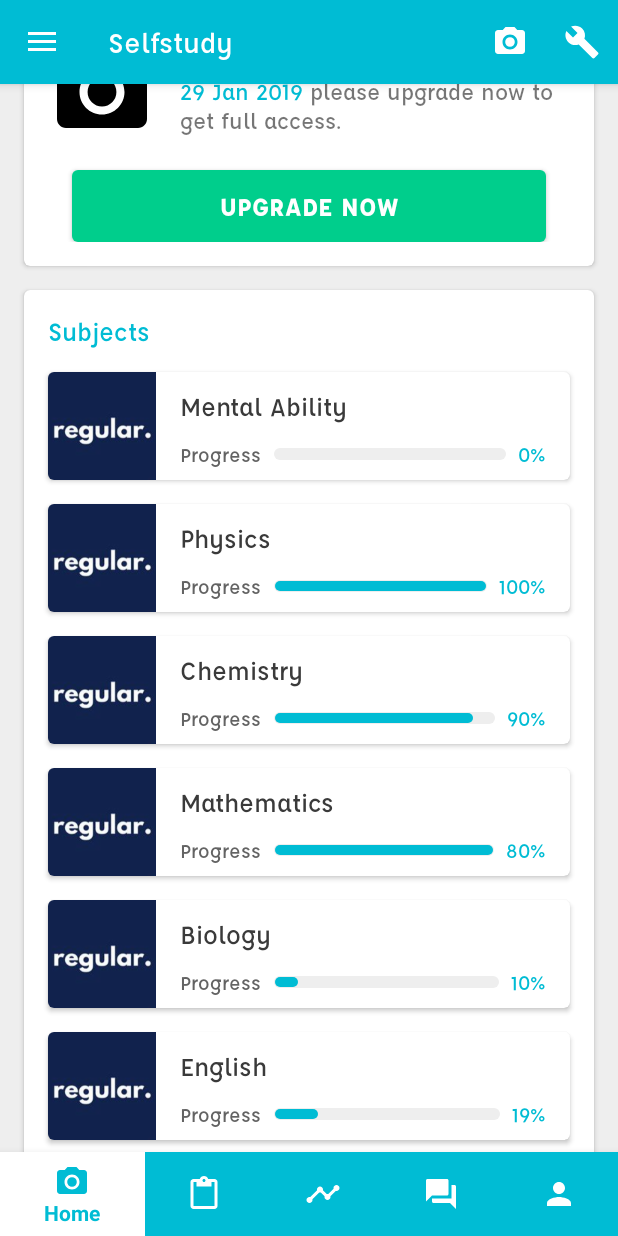
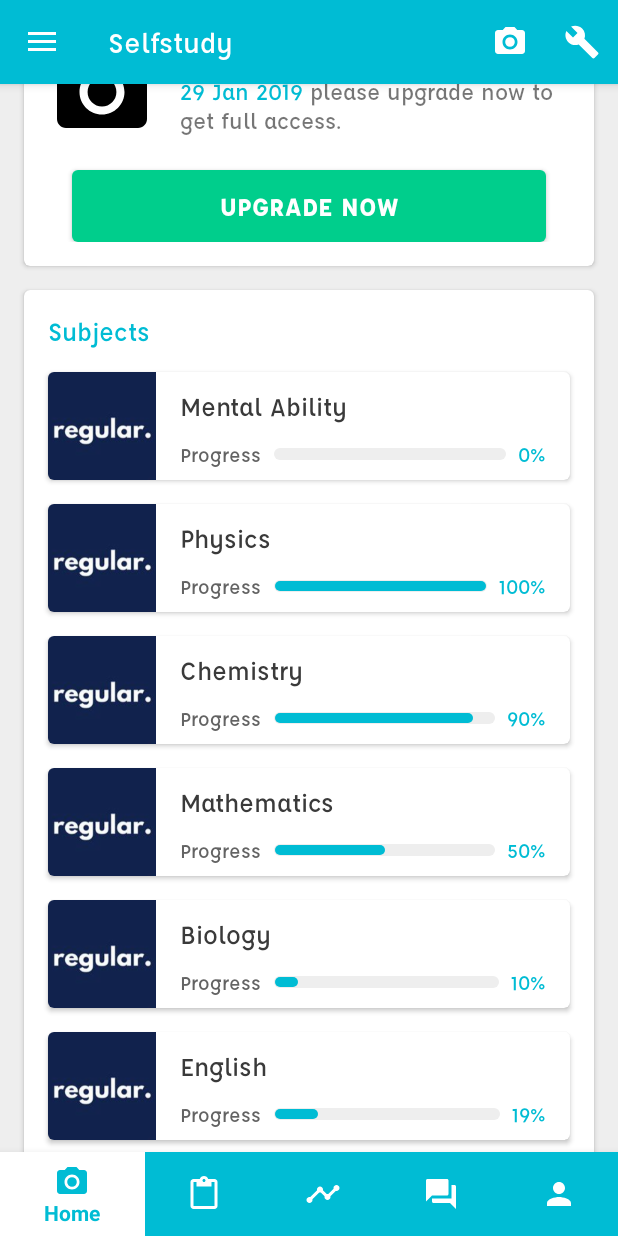
Before and after one commit to inaseem/Unmatched, an Android app: the screen it shows after launch (MainActivity), on a phone screen of 412 x 824 dp. Run offline under Robolectric (Android 15) with nearby library versions, the phone set to English and light mode, and no system bars.

Commit message:
Update HomeFragment.java

```diff
--- a/app/src/main/java/ali/naseem/unmatched/fragments/HomeFragment.java
+++ b/app/src/main/java/ali/naseem/unmatched/fragments/HomeFragment.java
@@ -55,7 +55,7 @@ public class HomeFragment extends Fragment {
         subjects.add(new Subject("Mental Ability",0,"Some Path"));
         subjects.add(new Subject("Physics",100,"Some Path"));
         subjects.add(new Subject("Chemistry",90,"Some Path"));
-        subjects.add(new Subject("Mathematics",80,"Some Path"));
+        subjects.add(new Subject("Mathematics",50,"Some Path"));
         subjects.add(new Subject("Biology",10,"Some Path"));
         subjects.add(new Subject("English",19,"Some Path"));
         SubjectsAdapter subjectsAdapter = new SubjectsAdapter(getContext(), subjects);
```
